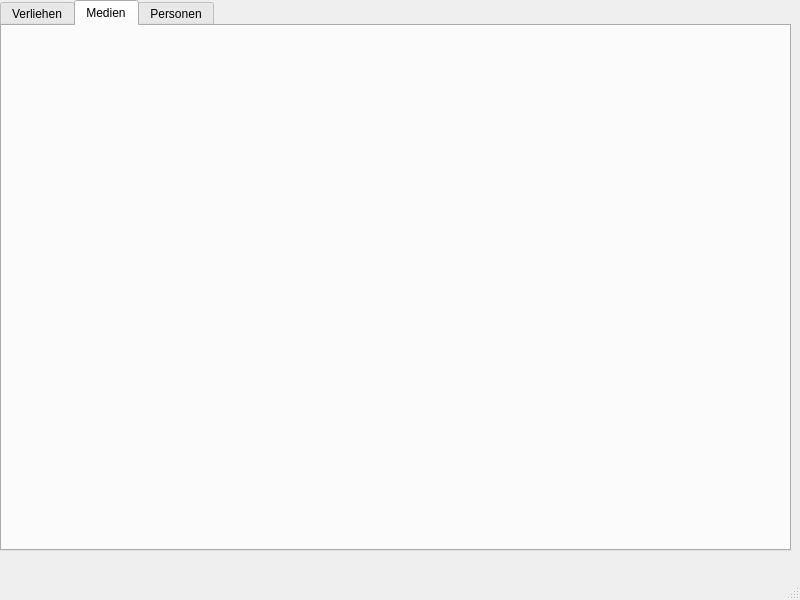
Qt form lending_system.ui (RaphaelNeubert/lending_system) before a commit.
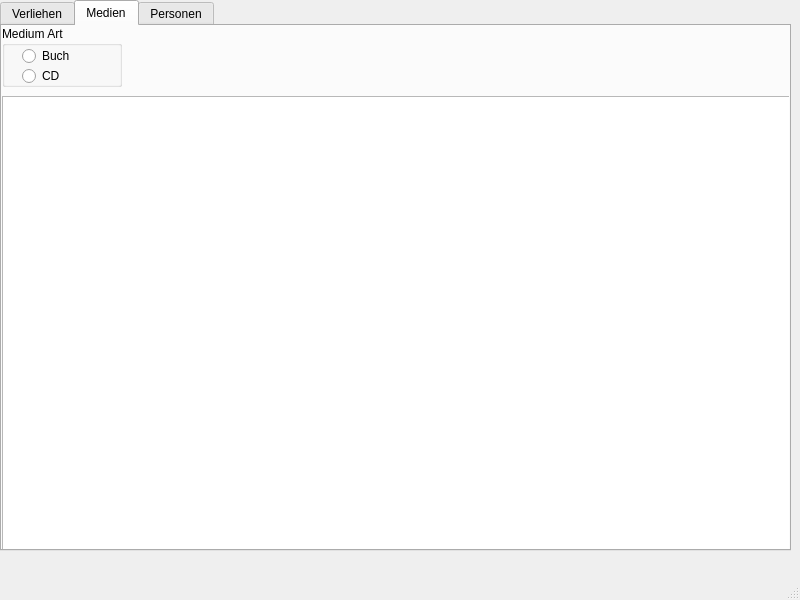
The same form after that commit. The open tabs and pages were chosen to show the change.

Commit message: medium table's

Patch:
```diff
--- a/lending_system.ui
+++ b/lending_system.ui
@@ -35,6 +35,55 @@
      <attribute name="title">
       <string>Medien</string>
      </attribute>
+     <widget class="QTableWidget" name="medium_table">
+      <property name="geometry">
+       <rect>
+        <x>0</x>
+        <y>70</y>
+        <width>791</width>
+        <height>461</height>
+       </rect>
+      </property>
+     </widget>
+     <widget class="QGroupBox" name="medium_select">
+      <property name="geometry">
+       <rect>
+        <x>0</x>
+        <y>0</y>
+        <width>120</width>
+        <height>61</height>
+       </rect>
+      </property>
+      <property name="title">
+       <string>Medium Art</string>
+      </property>
+      <widget class="QRadioButton" name="radio_book">
+       <property name="geometry">
+        <rect>
+         <x>20</x>
+         <y>20</y>
+         <width>91</width>
+         <height>20</height>
+        </rect>
+       </property>
+       <property name="text">
+        <string>Buch</string>
+       </property>
+      </widget>
+      <widget class="QRadioButton" name="radio_cd">
+       <property name="geometry">
+        <rect>
+         <x>20</x>
+         <y>40</y>
+         <width>91</width>
+         <height>20</height>
+        </rect>
+       </property>
+       <property name="text">
+        <string>CD</string>
+       </property>
+      </widget>
+     </widget>
     </widget>
     <widget class="QWidget" name="tab_person">
      <attribute name="title">
```
Left out of the diff: 2 changed lines with no effect on the pictures. The commit also changes 4 other files.
